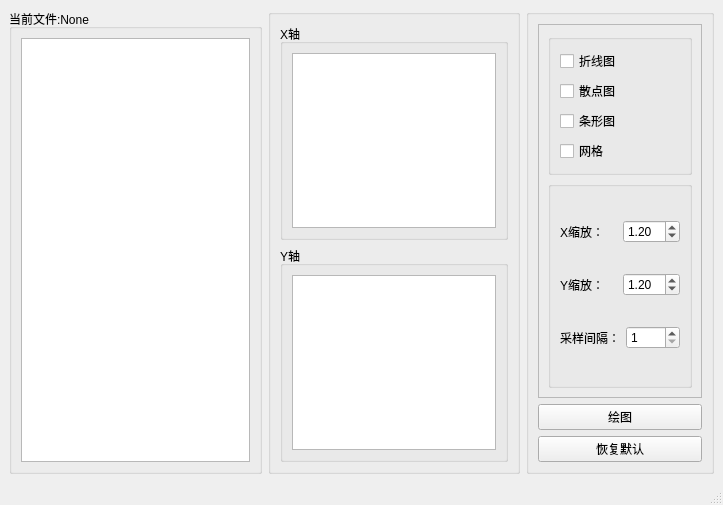
Above: res/ui/draw.ui from LiYorange/MyOFP2.0 before the change. Below: the same form after it.
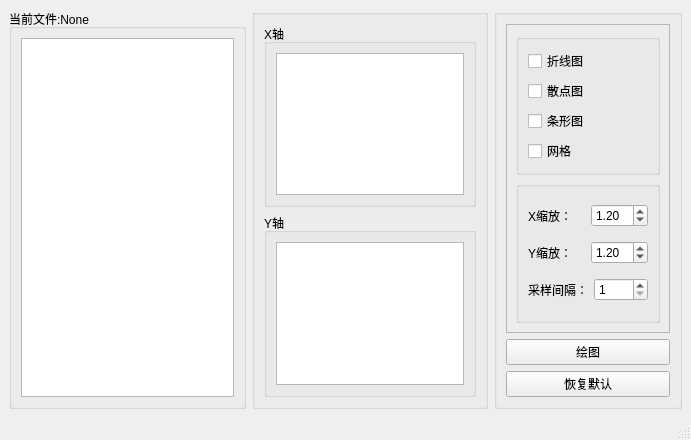
That is the form after the change. Icons and pictures are not drawn.

Diff of the .ui file:
```diff
--- a/res/ui/draw.ui
+++ b/res/ui/draw.ui
@@ -6,8 +6,8 @@
    <rect>
     <x>0</x>
     <y>0</y>
-    <width>723</width>
-    <height>505</height>
+    <width>691</width>
+    <height>440</height>
    </rect>
   </property>
   <property name="windowTitle">
@@ -18,7 +18,7 @@
     <normaloff>:/绘图/绘图.png</normaloff>:/绘图/绘图.png</iconset>
   </property>
   <widget class="QWidget" name="centralwidget">
-   <layout class="QHBoxLayout" name="horizontalLayout" stretch="3,3,2">
+   <layout class="QHBoxLayout" name="horizontalLayout" stretch="2,2,1">
     <item>
      <widget class="QGroupBox" name="data_tickets_groupBox">
       <property name="title">
```
Left out of the diff: 2 changed lines with no effect on the pictures.
